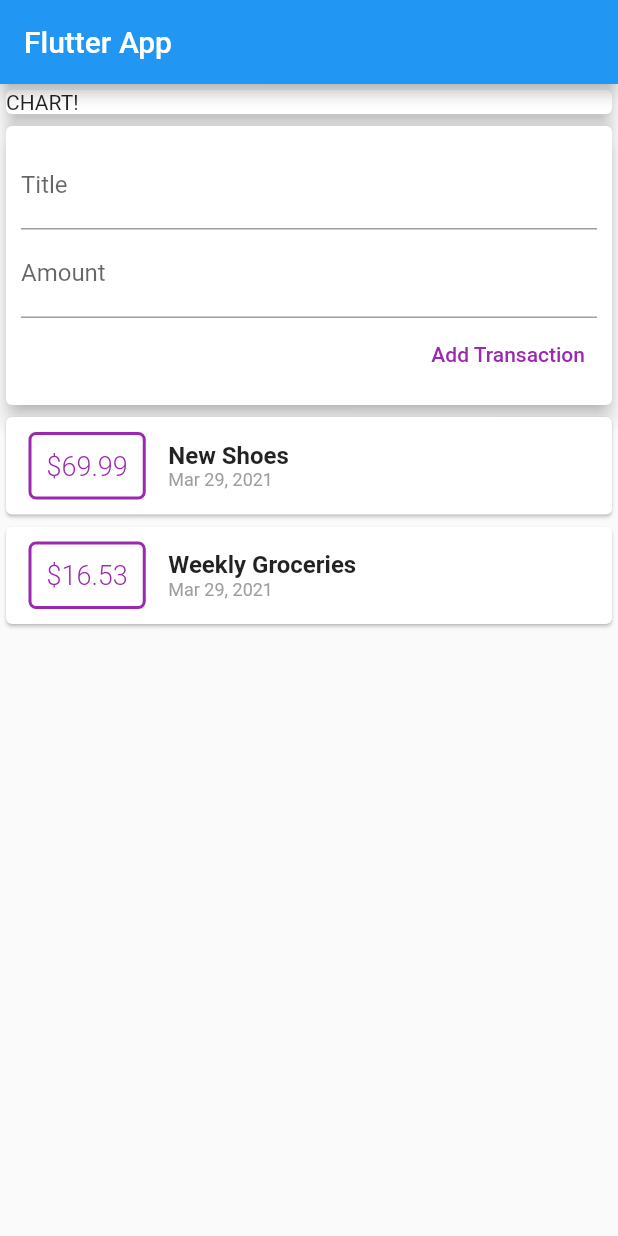
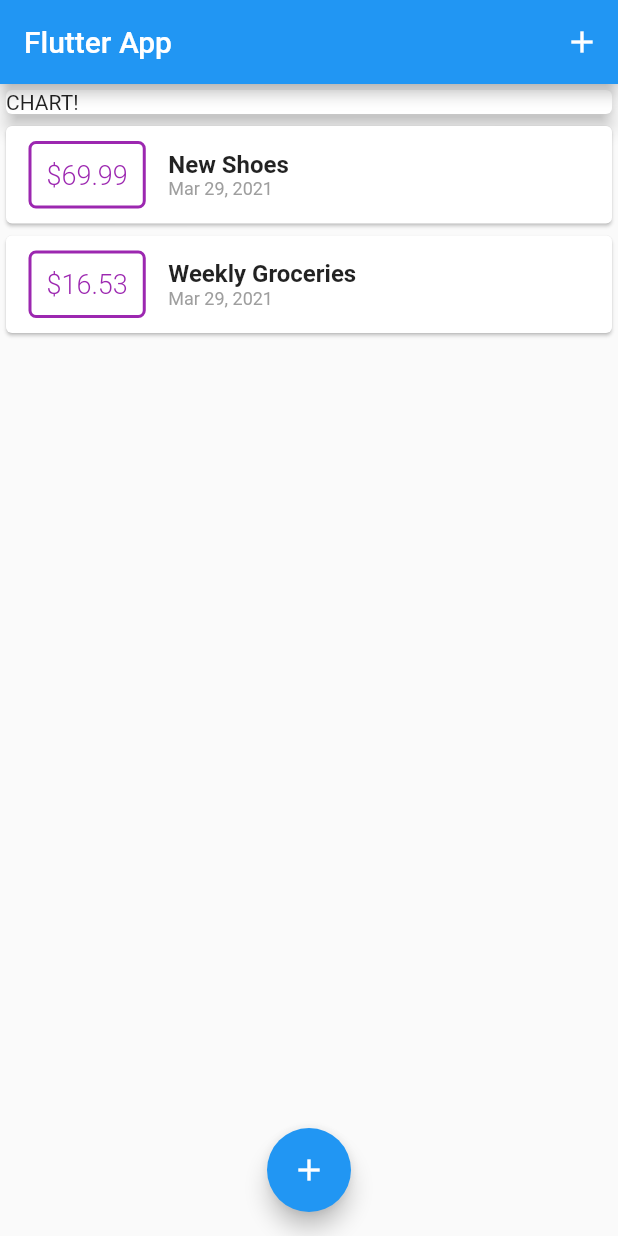
Before and after one commit to gauravbharat/flutter_expense_tracker, a Flutter app: the screen it shows after launch, on a phone screen of 412 x 824 dp. Run offline on Flutter 3.47's test engine with Material 2 defaults, Android fonts, the light colour scheme and no system bars.

Commit message:
fix out-of-bounds rendering issue

```diff
--- a/lib/main.dart
+++ b/lib/main.dart
@@ -1,3 +1,7 @@
+import 'dart:collection';
+
+import 'package:expense_tracker/models/transaction.dart';
+import 'package:expense_tracker/widgets/new_transaction.dart';
 import 'package:expense_tracker/widgets/user_transactions.dart';
 import 'package:flutter/material.dart';
 
@@ -9,20 +13,78 @@ class MyApp extends StatelessWidget {
   @override
   Widget build(BuildContext context) {
     return MaterialApp(
+      debugShowCheckedModeBanner: false,
       title: 'Flutter Expense App',
       home: MyHomePage(),
     );
   }
 }
 
-class MyHomePage extends StatelessWidget {
+class MyHomePage extends StatefulWidget {
+  @override
+  _MyHomePageState createState() => _MyHomePageState();
+}
+
+class _MyHomePageState extends State<MyHomePage> {
+  final List<Transaction> _userTransactions = [
+    Transaction(
+      id: 't1',
+      title: 'New Shoes',
+      amount: 69.99,
+      date: DateTime.now(),
+    ),
+    Transaction(
+      id: 't2',
+      title: 'Weekly Groceries',
+      amount: 16.53,
+      date: DateTime.now(),
+    ),
+  ];
+
+  void _addNewTransaction(String txTitle, double txAmount) {
+    final newTx = Transaction(
+      id: DateTime.now().toString(),
+      title: txTitle,
+      amount: txAmount,
+      date: DateTime.now(),
+    );
+
+    setState(() {
+      _userTransactions.add(newTx);
+    });
+  }
+
+  UnmodifiableListView<Transaction> get userTransactions {
+    return UnmodifiableListView(_userTransactions);
+  }
+
+  void _startAddNewTransaction(BuildContext ctx) {
+    showModalBottomSheet(
+        context: ctx,
+        builder: (_) {
+          return NewTransaction(
+            newTxHandler: _addNewTransaction,
+          );
+        });
+  }
+
   @override
   Widget build(BuildContext context) {
     return Scaffold(
-      appBar: AppBar(
-        title: Text('Flutter App'),
+      appBar: AppBar(title: Text('Flutter App'), actions: [
+        IconButton(
+          icon: Icon(Icons.add),
+          onPressed: () => _startAddNewTransaction(context),
+        ),
+      ]),
+      body: UserTransactions(
+        userTransactions: userTransactions,
       ),
-      body: UserTransactions(),
+      floatingActionButtonLocation: FloatingActionButtonLocation.centerFloat,
+      floatingActionButton: FloatingActionButton(
+        child: Icon(Icons.add),
+        onPressed: () => _startAddNewTransaction(context),
+      ),
     );
   }
 }
--- a/lib/widgets/user_transactions.dart
+++ b/lib/widgets/user_transactions.dart
@@ -1,48 +1,12 @@
-import 'dart:collection';
-
 import 'package:expense_tracker/models/transaction.dart';
 import 'package:flutter/material.dart';
-import 'package:expense_tracker/widgets/new_transaction.dart';
 import 'package:expense_tracker/widgets/transaction_list.dart';
 import 'package:expense_tracker/widgets/transactions_chart.dart';
 
-class UserTransactions extends StatefulWidget {
-  @override
-  _UserTransactionsState createState() => _UserTransactionsState();
-}
+class UserTransactions extends StatelessWidget {
+  final List<Transaction> userTransactions;
 
-class _UserTransactionsState extends State<UserTransactions> {
-  final List<Transaction> _userTransactions = [
-    Transaction(
-      id: 't1',
-      title: 'New Shoes',
-      amount: 69.99,
-      date: DateTime.now(),
-    ),
-    Transaction(
-      id: 't2',
-      title: 'Weekly Groceries',
-      amount: 16.53,
-      date: DateTime.now(),
-    ),
-  ];
-
-  void _addNewTransaction(String txTitle, double txAmount) {
-    final newTx = Transaction(
-      id: DateTime.now().toString(),
-      title: txTitle,
-      amount: txAmount,
-      date: DateTime.now(),
-    );
-
-    setState(() {
-      _userTransactions.add(newTx);
-    });
-  }
-
-  UnmodifiableListView<Transaction> get userTransactions {
-    return UnmodifiableListView(_userTransactions);
-  }
+  UserTransactions({@required this.userTransactions});
 
   @override
   Widget build(BuildContext context) {
@@ -50,9 +14,6 @@ class _UserTransactionsState extends State<UserTransactions> {
       crossAxisAlignment: CrossAxisAlignment.stretch,
       children: [
         TransactionsChart(),
-        NewTransaction(
-          newTxHandler: _addNewTransaction,
-        ),
         TransactionList(
           userTransactions: userTransactions,
         ),
```
Also changed, not shown: lib/widgets/new_transaction.dart (+11 -3 lines).
